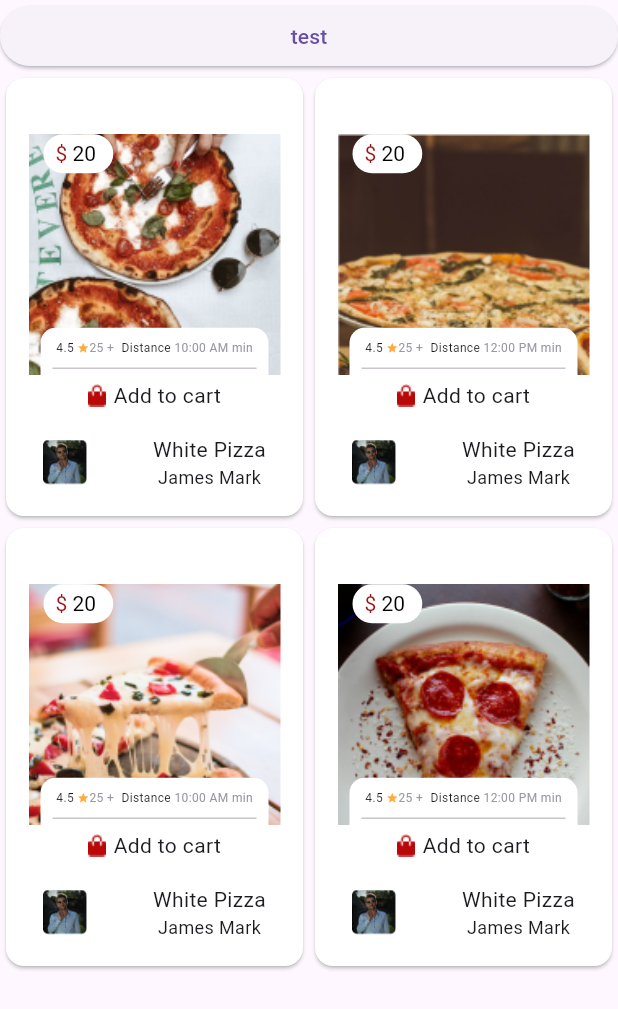
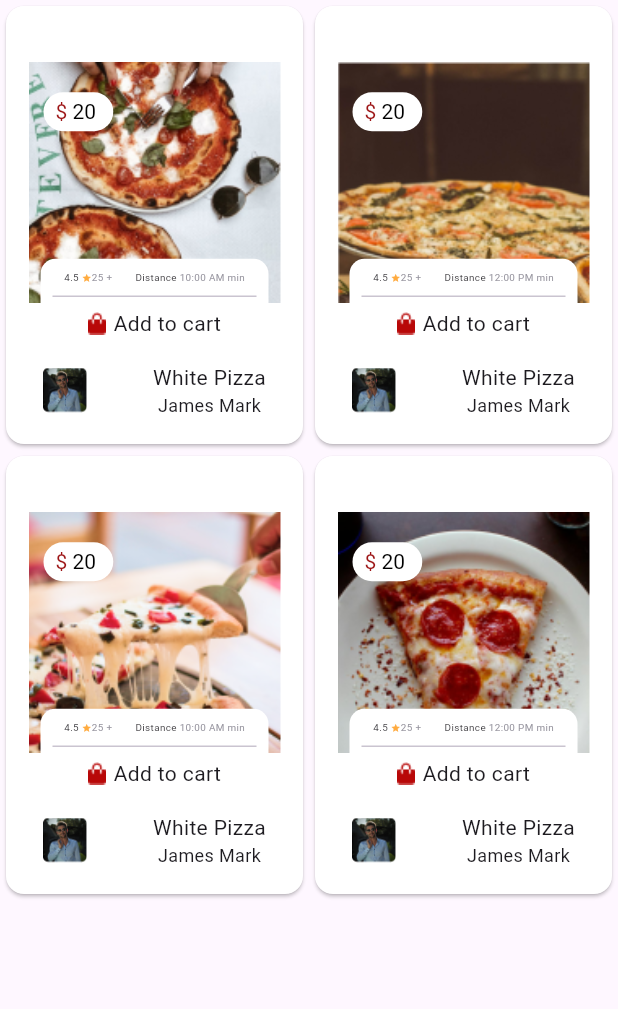
Before and after one commit to mustakimcse/new_stack_food, a Flutter app: the FRestaurantsScreen screen opened directly, on a phone screen of 412 x 824 dp. Shown: the top 1009 px of the screen. Run offline on Flutter 3.47's test engine with Material 3 defaults, Android fonts, the phone set to English and light mode, and no system bars; our stand-ins replace get, image_picker, shared_preferences; accounts and stored records are empty.

```diff
--- a/lib/screen/following/f_home_screen.dart
+++ b/lib/screen/following/f_home_screen.dart
@@ -37,7 +37,7 @@ class _FHomeScreenState extends State<FHomeScreen> with SingleTickerProviderStat
           return [
             SliverAppBar(
               pinned: true,
-              expandedHeight: 480.0,
+              expandedHeight: 500.0,
               automaticallyImplyLeading: false,
               flexibleSpace: FlexibleSpaceBar(
                 background: Stack(
@@ -125,7 +125,7 @@ class _FHomeScreenState extends State<FHomeScreen> with SingleTickerProviderStat
                                   ],
                                 ),
                               ),
-                              const SizedBox(height: 30),
+                              const SizedBox(height: 20),
                               Row(
                                 mainAxisAlignment: MainAxisAlignment.spaceAround,
                                 children: [
--- a/lib/screen/following/f_restaurants_screen.dart
+++ b/lib/screen/following/f_restaurants_screen.dart
@@ -69,19 +69,7 @@ class _FRestaurantsScreenState extends State<FRestaurantsScreen> {
 
       body: CustomScrollView(
         slivers: [
-          SliverToBoxAdapter(
-            child: ElevatedButton(
-                onPressed: (){
-                  cardController.addToCart(
-                      2,
-                      'test food',
-                      12,
-                      "assets/food/res7.png"
-                  );
-                },
-                child: Text("test")
-            ),
-          ),
+
           SliverGrid(
             gridDelegate: const SliverGridDelegateWithFixedCrossAxisCount(
                 crossAxisCount: 2,
--- a/lib/widgets/product_widget.dart
+++ b/lib/widgets/product_widget.dart
@@ -2,6 +2,7 @@ import 'dart:async';
 
 import 'package:flutter/material.dart';
 import 'package:get/get.dart';
+import 'package:stack_food/util/responsiveSize.dart';
 
 
 
@@ -59,7 +60,7 @@ class _ProductWidgetState extends State<ProductWidget> {
 
                 Positioned(
                   left: 10,
-                  top: 20,
+                  top: 40,
                   child: Container(
                     padding: EdgeInsets.only(top: 5,left: 8,right: 8,bottom: 5),
                     decoration: const BoxDecoration(
@@ -107,17 +108,17 @@ class _ProductWidgetState extends State<ProductWidget> {
                                 child: Row(
                                   mainAxisAlignment: MainAxisAlignment.spaceAround,
                                   children: [
-                                    const Row(
+                                     Row(
                                       children: [
-                                        Text("4.5 ",style: TextStyle(fontSize: 8),),
-                                        Icon(Icons.star,color: Colors.orangeAccent,size: 8,),
-                                        Text("25 +",style: TextStyle(color: Color(0xff9896a0,),fontSize: 8),)
+                                        Text("4.5 ",style: TextStyle(fontSize: responsiveSize(context, 0.008, 0).height),),
+                                        Icon(Icons.star,color: Colors.orangeAccent,size: responsiveSize(context, 0.008, 0).height,),
+                                        Text("25 +",style: TextStyle(color: Color(0xff9896a0,),fontSize: responsiveSize(context, 0.008, 0).height),)
                                       ],
                                     ),
                                     Row(
                                       children: [
-                                        Text("Distance ",style: TextStyle(fontSize: 8),),
-                                        Text("${widget.leftTime} min",style: TextStyle(color: Color(0xff9896a0,),fontSize: 8),)
+                                        Text("Distance ",style: TextStyle(fontSize: responsiveSize(context, 0.008, 0).height),),
+                                        Text("${widget.leftTime} min",style: TextStyle(color: Color(0xff9896a0,),fontSize: responsiveSize(context, 0.008, 0).height),)
                                       ],
                                     ),
                                   ],
--- a/pubspec.yaml
+++ b/pubspec.yaml
@@ -82,6 +82,7 @@ flutter:
    - assets/icon/bike.png
    - assets/icon/edit.png
    - assets/icon/user-plus.png
+   - assets/icon/user.png
    - assets/icon/clock.png
    - assets/icon/check-circle.png
    - assets/icon/send.png
@@ -114,6 +115,7 @@ flutter:
    - assets/shafe/shafe2.png
    - assets/man/per1.png
    - assets/man/per2.png
+   - assets/man/per3.png
    - assets/cat/cat1.png
    - assets/cat/cat2.png
    - assets/cat/cat3.png
```
Also changed, not shown: lib/screen/following/widget/following_widget.dart (+8 -6 lines), lib/screen/profile/profile_update_screen.dart (added, +72 -0 lines), lib/screen/setting_screen.dart (+12 -4 lines), assets/food/res16.png (added), assets/icon/user.png (added), assets/man/per3.png (added).
